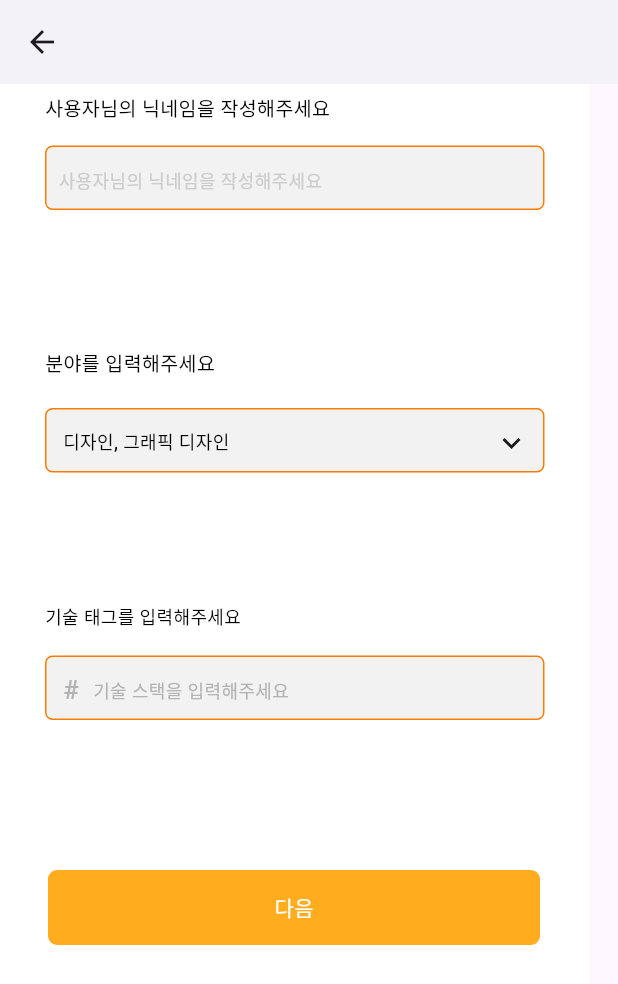
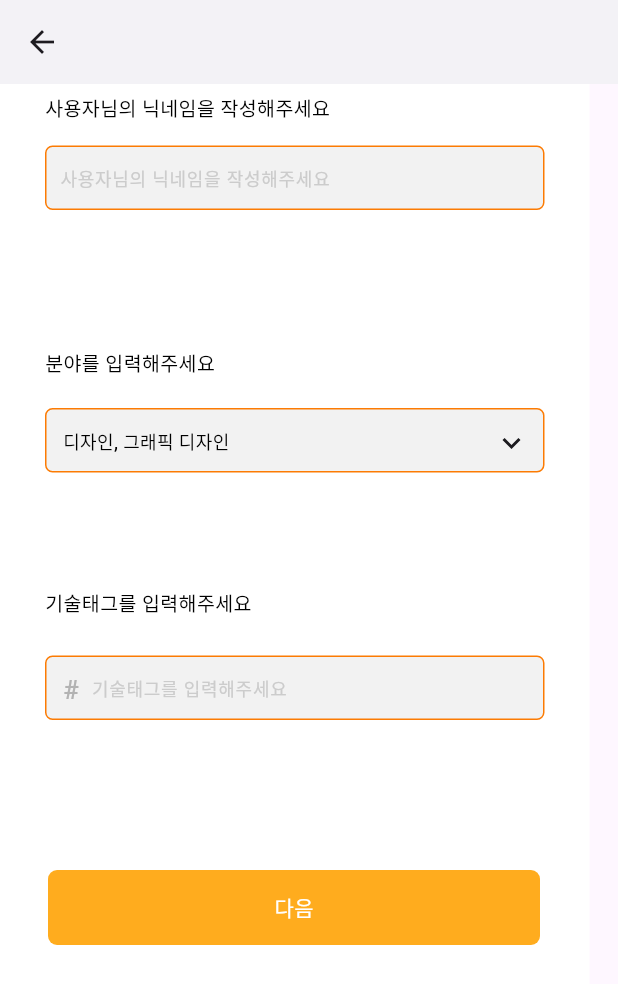
Before and after one commit to BSSMEvoLink/EvoLink_app, a Flutter app: the FreelancerJoin screen opened directly, scrolled down 84 dp, after a tap on "다음", on a phone screen of 412 x 824 dp. Shown: the top 984 px of the screen. Run offline on Flutter 3.47's test engine with Material 3 defaults, Android fonts, the phone set to English and light mode, and no system bars; our stand-ins replace flutter_svg; Roboto replaces fonts that are missing (Pretendard).

Commit message:
FIX : 개인 회원가입 텍스트 필드 수정

```diff
--- a/evolink/lib/screen/user/freelancer.dart
+++ b/evolink/lib/screen/user/freelancer.dart
@@ -71,23 +71,19 @@ class _FreelancerJoinState extends State<FreelancerJoin> {
                             borderRadius: BorderRadius.circular(5),
                           ),
                         ),
-                        child: Stack(
-                          children: [
-                            Positioned(
-                              left: 12,
-                              top: 15,
-                              child: Text(
-                                '이메일을 입력해주세요',
-                                style: TextStyle(
+                        child: TextField(
+                          decoration: InputDecoration(
+                            hintText: '이메일을 입력해주세요',
+                            hintStyle: TextStyle(
                               color: const Color(0xFFB3B3B3),
                               fontSize: 14,
                               fontFamily: 'Pretendard',
                               fontWeight: FontWeight.w500,
                               height: 1.50,
                             ),
+                            border: InputBorder.none,
+                            contentPadding: EdgeInsets.only(left: 12, top: 2),
                           ),
-                            ),
-                          ],
                         ),
                       ),
                     ),
@@ -107,7 +103,7 @@ class _FreelancerJoinState extends State<FreelancerJoin> {
                         child: Stack(
                           children: [
                             Positioned(
-                              left: 20,
+                              left: 18,
                               top: 15,
                               child: Text(
                                 '인증번호',
@@ -165,23 +161,19 @@ class _FreelancerJoinState extends State<FreelancerJoin> {
                             borderRadius: BorderRadius.circular(5),
                           ),
                         ),
-                        child: Stack(
-                          children: [
-                            Positioned(
-                              left: 12,
-                              top: 15,
-                              child: Text(
-                                '인증번호를 입력해주세요',
-                                style: TextStyle(
+                        child: TextField(
+                          decoration: InputDecoration(
+                            hintText: '인증번호를 입력해주세요',
+                            hintStyle: TextStyle(
                               color: const Color(0xFFB3B3B3),
                               fontSize: 14,
                               fontFamily: 'Pretendard',
                               fontWeight: FontWeight.w500,
                               height: 1.50,
                             ),
+                            border: InputBorder.none,
+                            contentPadding: EdgeInsets.only(left: 12, top: 2),
                           ),
-                            ),
-                          ],
                         ),
                       ),
                     ),
@@ -201,10 +193,10 @@ class _FreelancerJoinState extends State<FreelancerJoin> {
                         child: Stack(
                           children: [
                             Positioned(
-                              left: 20,
+                              left: 30,
                               top: 15,
                               child: Text(
-                                '   확인',
+                                '확인',
                                 style: TextStyle(
                                   color: Colors.black,
                                   fontSize: 14,
@@ -259,23 +251,19 @@ class _FreelancerJoinState extends State<FreelancerJoin> {
                             borderRadius: BorderRadius.circular(5),
                           ),
                         ),
-                        child: Stack(
-                          children: [
-                            Positioned(
-                              left: 12,
-                              top: 15,
-                              child: Text(
-                                '비밀번호를 다시 입력해주세요',
-                                style: TextStyle(
+                        child: TextField(
+                          decoration: InputDecoration(
+                            hintText: '비밀번호를 다시 입력해주세요',
+                            hintStyle: TextStyle(
                               color: const Color(0xFFB3B3B3),
                               fontSize: 14,
                               fontFamily: 'Pretendard',
                               fontWeight: FontWeight.w500,
                               height: 1.50,
                             ),
+                            border: InputBorder.none,
+                            contentPadding: EdgeInsets.only(left: 12, top: 2),
                           ),
-                            ),
-                          ],
                         ),
                       ),
                     ),
@@ -295,10 +283,10 @@ class _FreelancerJoinState extends State<FreelancerJoin> {
                         child: Stack(
                           children: [
                             Positioned(
-                              left: 20,
+                              left: 30,
                               top: 15,
                               child: Text(
-                                '   확인',
+                                '확인',
                                 style: TextStyle(
                                   color: Colors.black,
                                   fontSize: 14,
@@ -381,23 +369,19 @@ class _FreelancerJoinState extends State<FreelancerJoin> {
                             borderRadius: BorderRadius.circular(5),
                           ),
                         ),
-                        child: Stack(
-                          children: [
-                            Positioned(
-                              left: 15,
-                              top: 16,
-                              child: Text(
-                                '비밀번호를 입력해주세요',
-                                style: TextStyle(
+                        child: TextField(
+                          decoration: InputDecoration(
+                            hintText: '비밀번호를 입력해주세요',
+                            hintStyle: TextStyle(
                               color: const Color(0xFFB3B3B3),
                               fontSize: 14,
                               fontFamily: 'Pretendard',
                               fontWeight: FontWeight.w500,
                               height: 1.50,
                             ),
+                            border: InputBorder.none,
+                            contentPadding: EdgeInsets.only(left: 15, top: 2),
                           ),
-                            ),
-                          ],
                         ),
                       ),
                     ),
@@ -604,12 +588,12 @@ class _FreelancerJoinState extends State<FreelancerJoin> {
             ),
             Positioned(
               left: 30,
-              top: 430,
+              top: 420,
               child: Text(
-                '기술 태그를 입력해주세요',
+                '기술태그를 입력해주세요',
                 style: TextStyle(
                   color: Colors.black,
-                  fontSize: 12,
+                  fontSize: 13,
                   fontFamily: 'Pretendard',
                   fontWeight: FontWeight.w500,
                   height: 1.50,
@@ -618,7 +602,7 @@ class _FreelancerJoinState extends State<FreelancerJoin> {
             ),
             Positioned(
               left: 30,
-              top: 465,
+              top: 465, // 기존 위치에 맞게 조정 필요
               child: Container(
                 width: 333,
                 height: 43,
@@ -629,19 +613,19 @@ class _FreelancerJoinState extends State<FreelancerJoin> {
                     borderRadius: BorderRadius.circular(5),
                   ),
                 ),
-              ),
-            ),
-            Positioned(
-              left: 62,
-              top: 479,
-              child: Text(
-                '기술 스택을 입력해주세요',
-                style: TextStyle(
-                  color: const Color(0xFFB3B3B3),
+                child: TextField(
+                  decoration: InputDecoration(
+                    hintText: '기술태그를 입력해주세요',
+                    hintStyle: TextStyle(
+                      color: const Color(0xFFCCCCCC),
                       fontSize: 12,
                       fontFamily: 'Pretendard',
                       fontWeight: FontWeight.w500,
                       height: 1.50,
+                    ),
+                    border: InputBorder.none,
+                    contentPadding: EdgeInsets.only(left: 30, top: -7),
+                  ),
                 ),
               ),
             ),
@@ -686,19 +670,19 @@ class _FreelancerJoinState extends State<FreelancerJoin> {
                     borderRadius: BorderRadius.circular(5),
                   ),
                 ),
-              ),
-            ),
-            Positioned(
-              left: 39,
-              top: 139,
-              child: Text(
-                '사용자님의 닉네임을 작성해주세요',
-                style: TextStyle(
+                child: TextField(
+                  decoration: InputDecoration(
+                    hintText: '사용자님의 닉네임을 작성해주세요',
+                    hintStyle: TextStyle(
                       color: const Color(0xFFCCCCCC),
                       fontSize: 12,
                       fontFamily: 'Pretendard',
                       fontWeight: FontWeight.w500,
                       height: 1.50,
+                    ),
+                    border: InputBorder.none,
+                    contentPadding: EdgeInsets.only(left: 9, top: -7),
+                  ),
                 ),
               ),
             ),
@@ -850,19 +834,19 @@ class _FreelancerJoinState extends State<FreelancerJoin> {
                     borderRadius: BorderRadius.circular(5),
                   ),
                 ),
-              ),
-            ),
-            Positioned(
-              left: 40,
-              top: 154,
-              child: Text(
-                '사용자님을 소개해주세요',
-                style: TextStyle(
+                child: TextField(
+                  decoration: InputDecoration(
+                    hintText: '사용자님을 소개해주세요',
+                    hintStyle: TextStyle(
                       color: const Color(0xFFCCCCCC),
                       fontSize: 12,
                       fontFamily: 'Pretendard',
                       fontWeight: FontWeight.w500,
                       height: 1.50,
+                    ),
+                    border: InputBorder.none,
+                    contentPadding: EdgeInsets.only(left: 10, top: -7),
+                  ),
                 ),
               ),
             ),
@@ -882,7 +866,7 @@ class _FreelancerJoinState extends State<FreelancerJoin> {
             ),
             Positioned(
               left: 30,
-              top: 350,
+              top: 345, // 기존 위치에 맞게 조정 필요
               child: Container(
                 width: 333,
                 height: 43,
@@ -893,19 +877,19 @@ class _FreelancerJoinState extends State<FreelancerJoin> {
                     borderRadius: BorderRadius.circular(5),
                   ),
                 ),
-              ),
-            ),
-            Positioned(
-              left: 42,
-              top: 364,
-              child: Text(
-                '포트폴리오 링크를 첨부해주세요',
-                style: TextStyle(
+                child: TextField(
+                  decoration: InputDecoration(
+                    hintText: '포트폴리오를 첨부해주세요',
+                    hintStyle: TextStyle(
                       color: const Color(0xFFCCCCCC),
                       fontSize: 12,
                       fontFamily: 'Pretendard',
                       fontWeight: FontWeight.w500,
                       height: 1.50,
+                    ),
+                    border: InputBorder.none,
+                    contentPadding: EdgeInsets.only(left: 9, top: -7),
+                  ),
                 ),
               ),
             ),
```
Also changed, not shown: evolink/lib/screen/user/localgovernment.dart (+70 -72 lines). Lines whose indentation alone changed are shown as unchanged.
